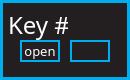
Qt form standalone/advanced/forms/keyBoxForm.ui (Muse-Kinetics/softstep_editor) before a commit.
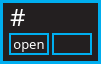
The same form after that commit.

Commit message: ui changes to key window, main window, modlines, key boxes

Diff of the .ui file:
```diff
--- a/standalone/advanced/forms/keyBoxForm.ui
+++ b/standalone/advanced/forms/keyBoxForm.ui
@@ -6,8 +6,8 @@
    <rect>
     <x>0</x>
     <y>0</y>
-    <width>130</width>
-    <height>80</height>
+    <width>101</width>
+    <height>64</height>
    </rect>
   </property>
   <property name="windowTitle">
@@ -73,8 +73,8 @@
    <property name="geometry">
     <rect>
      <x>10</x>
-     <y>10</y>
-     <width>58</width>
+     <y>2</y>
+     <width>30</width>
      <height>30</height>
     </rect>
    </property>
@@ -94,17 +94,17 @@
 }</string>
    </property>
    <property name="text">
-    <string>Key #</string>
+    <string>#</string>
    </property>
    <property name="alignment">
-    <set>Qt::AlignCenter</set>
+    <set>Qt::AlignLeading|Qt::AlignLeft|Qt::AlignVCenter</set>
    </property>
   </widget>
   <widget class="QPushButton" name="openWindow">
    <property name="geometry">
     <rect>
-     <x>20</x>
-     <y>40</y>
+     <x>9</x>
+     <y>33</y>
      <width>40</width>
      <height>22</height>
     </rect>
@@ -122,8 +122,8 @@
   <widget class="QLineEdit" name="keyName">
    <property name="geometry">
     <rect>
-     <x>70</x>
-     <y>40</y>
+     <x>52</x>
+     <y>33</y>
      <width>40</width>
      <height>22</height>
     </rect>
```
The commit also changes 6 other files.
